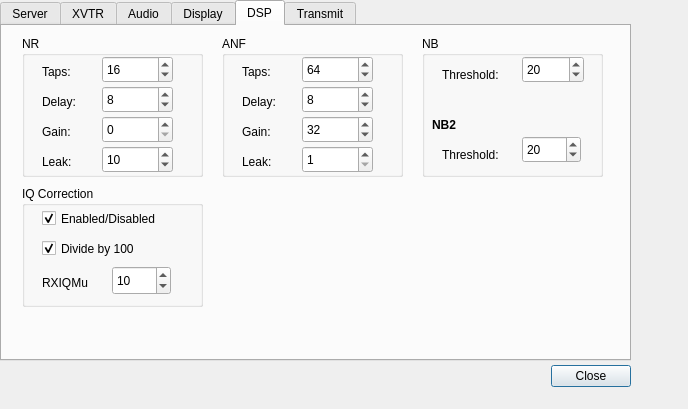
First picture: the form in trunk/src/QtRadio/Configure.ui, repository alexlee188/ghpsdr3-alex, before the edit.
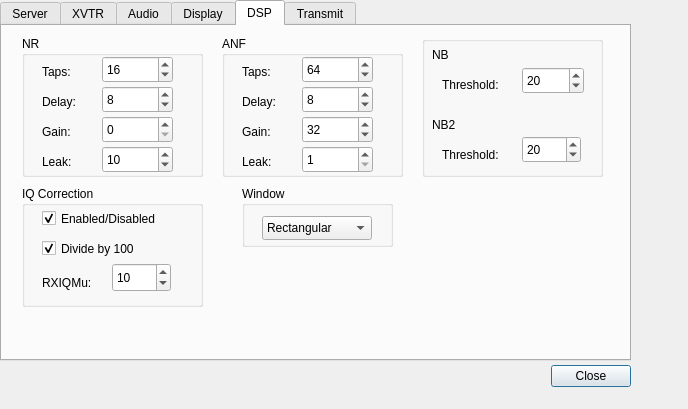
Second picture: the form after the edit. The open tabs and pages were chosen to show the change.

```diff
--- a/trunk/src/QtRadio/Configure.ui
+++ b/trunk/src/QtRadio/Configure.ui
@@ -1108,13 +1108,13 @@
       </rect>
      </property>
      <property name="title">
-      <string>NB</string>
+      <string/>
      </property>
      <widget class="QLabel" name="label_23">
       <property name="geometry">
        <rect>
         <x>20</x>
-        <y>30</y>
+        <y>40</y>
         <width>71</width>
         <height>17</height>
        </rect>
@@ -1127,7 +1127,7 @@
       <property name="geometry">
        <rect>
         <x>100</x>
-        <y>20</y>
+        <y>31</y>
         <width>62</width>
         <height>27</height>
        </rect>
@@ -1153,8 +1153,8 @@
       </property>
       <property name="font">
        <font>
-        <weight>75</weight>
-        <bold>true</bold>
+        <weight>50</weight>
+        <bold>false</bold>
        </font>
       </property>
       <property name="text">
@@ -1193,6 +1193,25 @@
        <number>20</number>
       </property>
      </widget>
+     <widget class="QLabel" name="label_35">
+      <property name="geometry">
+       <rect>
+        <x>10</x>
+        <y>10</y>
+        <width>67</width>
+        <height>17</height>
+       </rect>
+      </property>
+      <property name="font">
+       <font>
+        <weight>50</weight>
+        <bold>false</bold>
+       </font>
+      </property>
+      <property name="text">
+       <string>NB</string>
+      </property>
+     </widget>
     </widget>
     <widget class="QGroupBox" name="groupBox_6">
      <property name="geometry">
@@ -1226,7 +1245,7 @@
       <property name="geometry">
        <rect>
         <x>90</x>
-        <y>80</y>
+        <y>77</y>
         <width>59</width>
         <height>29</height>
        </rect>
@@ -1254,7 +1273,7 @@
        </rect>
       </property>
       <property name="text">
-       <string>RXIQMu</string>
+       <string>RXIQMu:</string>
       </property>
      </widget>
      <widget class="QCheckBox" name="RxIQdivCheckBox">
@@ -1274,6 +1293,97 @@
       </property>
      </widget>
     </widget>
+    <widget class="QGroupBox" name="groupBox_7">
+     <property name="geometry">
+      <rect>
+       <x>240</x>
+       <y>160</y>
+       <width>151</width>
+       <height>61</height>
+      </rect>
+     </property>
+     <property name="title">
+      <string>Window</string>
+     </property>
+     <widget class="QComboBox" name="windowComboBox">
+      <property name="geometry">
+       <rect>
+        <x>20</x>
+        <y>30</y>
+        <width>110</width>
+        <height>24</height>
+       </rect>
+      </property>
+      <property name="currentIndex">
+       <number>0</number>
+      </property>
+      <item>
+       <property name="text">
+        <string>Rectangular</string>
+       </property>
+      </item>
+      <item>
+       <property name="text">
+        <string>Hanning</string>
+       </property>
+      </item>
+      <item>
+       <property name="text">
+        <string>Welch</string>
+       </property>
+      </item>
+      <item>
+       <property name="text">
+        <string>Parzen</string>
+       </property>
+      </item>
+      <item>
+       <property name="text">
+        <string>Bartlett</string>
+       </property>
+      </item>
+      <item>
+       <property name="text">
+        <string>Hamming</string>
+       </property>
+      </item>
+      <item>
+       <property name="text">
+        <string>Blackman2</string>
+       </property>
+      </item>
+      <item>
+       <property name="text">
+        <string>Blackman3</string>
+       </property>
+      </item>
+      <item>
+       <property name="text">
+        <string>Blackman4</string>
+       </property>
+      </item>
+      <item>
+       <property name="text">
+        <string>Exponential</string>
+       </property>
+      </item>
+      <item>
+       <property name="text">
+        <string>Riemann</string>
+       </property>
+      </item>
+      <item>
+       <property name="text">
+        <string>Blkharris</string>
+       </property>
+      </item>
+      <item>
+       <property name="text">
+        <string>Nuttall</string>
+       </property>
+      </item>
+     </widget>
+    </widget>
    </widget>
    <widget class="QWidget" name="Transmit">
     <attribute name="title">
```
Left out of the diff: 15 changed lines with no effect on the pictures.
